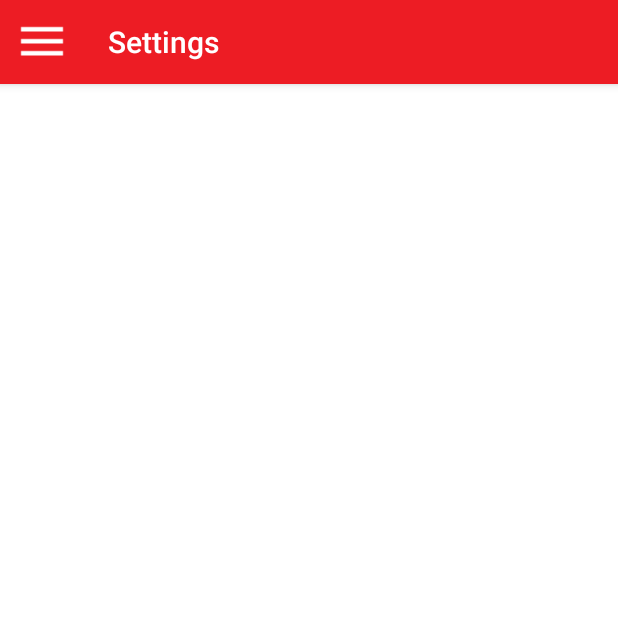
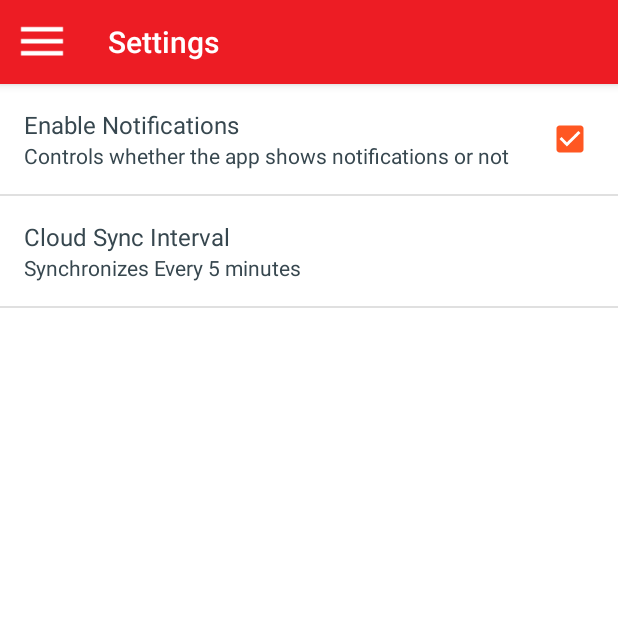
Before and after one commit to Wintereise/rtraffic-client-android, an Android app: the SettingsActivity screen opened directly, with no data from a screen before it, on a phone screen of 412 x 824 dp, the top half of it. Run offline under Robolectric (Android 15) with nearby library versions, the light colour scheme and no system bars; libraries missing offline, so code that uses them is left out: io.doorbell.android.

Commit message:
Finish work on settings UI.

```diff
--- a/app/src/main/java/se/winterei/rtraffic/activities/BaseActivity.java
+++ b/app/src/main/java/se/winterei/rtraffic/activities/BaseActivity.java
@@ -3,6 +3,7 @@ package se.winterei.rtraffic.activities;
 import android.content.Intent;
 import android.content.pm.PackageManager;
 import android.os.Bundle;
+import android.preference.PreferenceManager;
 import android.support.annotation.Nullable;
 import android.support.design.widget.NavigationView;
 import android.support.design.widget.Snackbar;
@@ -104,6 +105,7 @@ public abstract class BaseActivity extends AppCompatActivity
         super.onCreate(savedInstanceState);
         appContext = (RTraffic) getApplicationContext();
         redirectOnAuthFailure();
+        PreferenceManager.setDefaultValues(this, R.xml.preferences, false);
     }
 
     @Override
--- a/app/src/main/java/se/winterei/rtraffic/activities/SettingsActivity.java
+++ b/app/src/main/java/se/winterei/rtraffic/activities/SettingsActivity.java
@@ -4,6 +4,7 @@ import android.os.Bundle;
 import android.view.Menu;
 
 import se.winterei.rtraffic.R;
+import se.winterei.rtraffic.libs.settings.SettingsFragment;
 
 public class SettingsActivity extends BaseActivity
 {
@@ -15,6 +16,10 @@ public class SettingsActivity extends BaseActivity
 
         setupToolbar(null);
         setupNavigationView();
+
+        getFragmentManager().beginTransaction()
+                .replace(R.id.settings, new SettingsFragment())
+                .commit();
     }
 
     @Override
--- /dev/null
+++ b/app/src/main/java/se/winterei/rtraffic/libs/settings/SettingsFragment.java
@@ -0,0 +1,56 @@
+package se.winterei.rtraffic.libs.settings;
+
+import android.content.SharedPreferences;
+import android.os.Bundle;
+import android.preference.ListPreference;
+import android.preference.Preference;
+import android.preference.PreferenceFragment;
+
+import se.winterei.rtraffic.R;
+
+/**
+ * Created by reise on 2/25/2017.
+ */
+
+public class SettingsFragment extends PreferenceFragment implements SharedPreferences.OnSharedPreferenceChangeListener
+{
+
+    @Override
+    public void onCreate (Bundle savedInstanceState)
+    {
+        super.onCreate(savedInstanceState);
+
+        addPreferencesFromResource(R.xml.preferences);
+        getPreferenceScreen().getSharedPreferences()
+                .registerOnSharedPreferenceChangeListener(this);
+    }
+
+    @Override
+    public void onSharedPreferenceChanged (SharedPreferences sharedPreferences, String key)
+    {
+        updatePreference(findPreference(key), key);
+    }
+
+    private void updatePreference(Preference preference, String key)
+    {
+        if (preference == null) return;
+        if (preference instanceof ListPreference)
+        {
+            ListPreference listPreference = (ListPreference) preference;
+            listPreference.setSummary(listPreference.getEntry());
+            return;
+        }
+        SharedPreferences sharedPrefs = getPreferenceManager().getSharedPreferences();
+        preference.setSummary(sharedPrefs.getString(key, "Default"));
+    }
+
+    @Override
+    public void onDestroy ()
+    {
+        getPreferenceScreen().getSharedPreferences()
+                .unregisterOnSharedPreferenceChangeListener(this);
+        super.onDestroy();
+    }
+
+
+}
--- a/app/src/main/res/layout/activity_settings.xml
+++ b/app/src/main/res/layout/activity_settings.xml
@@ -22,6 +22,14 @@
             android:layout_width="match_parent"
             android:layout_height="wrap_content" />
 
+        <fragment xmlns:android="http://schemas.android.com/apk/res/android"
+            xmlns:tools="http://schemas.android.com/tools"
+            android:id="@+id/settings"
+            android:name="se.winterei.rtraffic.libs.settings.SettingsFragment"
+            android:layout_width="match_parent"
+            android:layout_height="match_parent"
+            tools:context="se.winterei.rtraffic.activities.SettingsActivity" />
+
     </LinearLayout>
 
     <include
--- a/app/src/main/res/values/strings.xml
+++ b/app/src/main/res/values/strings.xml
@@ -126,52 +126,31 @@
     </string-array>
 
     <!-- Example settings for Data & Sync -->
-    <string name="pref_header_data_sync">Data &amp; sync</string>
 
-    <string name="pref_title_sync_frequency">Sync frequency</string>
+    <string name="pref_title_sync_frequency">Cloud Sync Interval</string>
+    <string name="pref_summary_sync_frequency">Synchronizes %s</string>
     <string-array name="pref_sync_frequency_titles">
-        <item>15 minutes</item>
-        <item>30 minutes</item>
-        <item>1 hour</item>
-        <item>3 hours</item>
-        <item>6 hours</item>
+        <item>Every 5 minutes</item>
+        <item>Every 15 minutes</item>
+        <item>Every 30 minutes</item>
+        <item>Every 1 hour</item>
+        <item>Every 3 hours</item>
         <item>Never</item>
     </string-array>
 
+    <string name="pref_sync_frequency_default_value">5</string>
     <string-array name="pref_sync_frequency_values">
+        <item>5</item>
         <item>15</item>
         <item>30</item>
         <item>60</item>
         <item>180</item>
-        <item>360</item>
         <item>-1</item>
     </string-array>
 
-    <string-array name="list_preference_entries">
-        <item>Entry 1</item>
-        <item>Entry 2</item>
-        <item>Entry 3</item>
-    </string-array>
+    <string name="pref_notif_enable">Enable Notifications</string>
+    <string name="pref_notif_enable_summary">Controls whether the app shows notifications or not</string>
 
-    <string-array name="list_preference_entry_values">
-        <item>1</item>
-        <item>2</item>
-        <item>3</item>
-    </string-array>
-
-    <string-array name="multi_select_list_preference_default_value" />
-
-    <string name="pref_title_system_sync_settings">System sync settings</string>
-
-    <!-- Example settings for Notifications -->
-    <string name="pref_header_notifications">Notifications</string>
-
-    <string name="pref_title_new_message_notifications">New message notifications</string>
-
-    <string name="pref_title_ringtone">Ringtone</string>
-    <string name="pref_ringtone_silent">Silent</string>
-
-    <string name="pref_title_vibrate">Vibrate</string>
     <string name="nav_mylocation">My Location</string>
 
     <!--GeoFence string values START-->
--- /dev/null
+++ b/app/src/main/res/xml/preferences.xml
@@ -0,0 +1,19 @@
+<?xml version="1.0" encoding="utf-8"?>
+<PreferenceScreen xmlns:android="http://schemas.android.com/apk/res/android">
+
+    <CheckBoxPreference
+        android:key="pref_notifications"
+        android:title="@string/pref_notif_enable"
+        android:summary="@string/pref_notif_enable_summary"
+        android:defaultValue="true" />
+
+    <ListPreference
+        android:key="pref_sync"
+        android:title="@string/pref_title_sync_frequency"
+        android:summary="@string/pref_summary_sync_frequency"
+        android:dialogTitle="@string/pref_title_sync_frequency"
+        android:entries="@array/pref_sync_frequency_titles"
+        android:entryValues="@array/pref_sync_frequency_values"
+        android:defaultValue="@string/pref_sync_frequency_default_value" />
+
+</PreferenceScreen>
```
